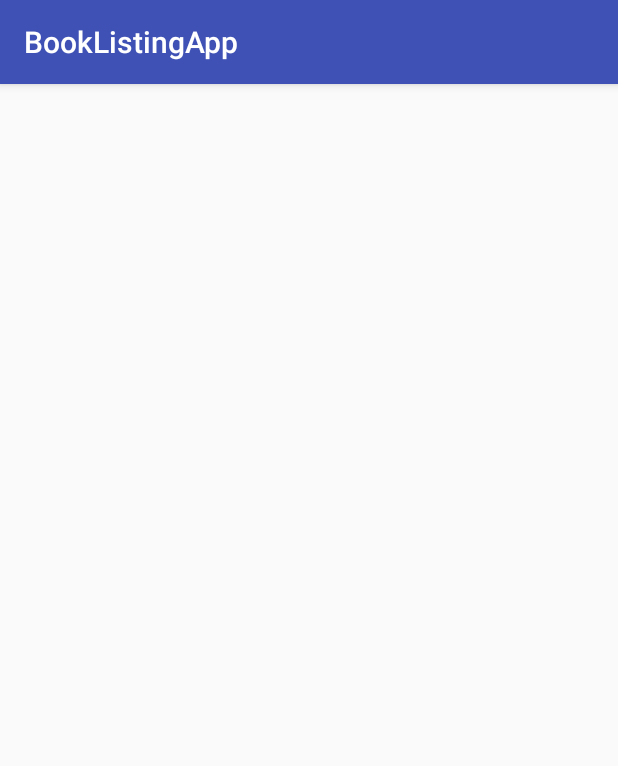
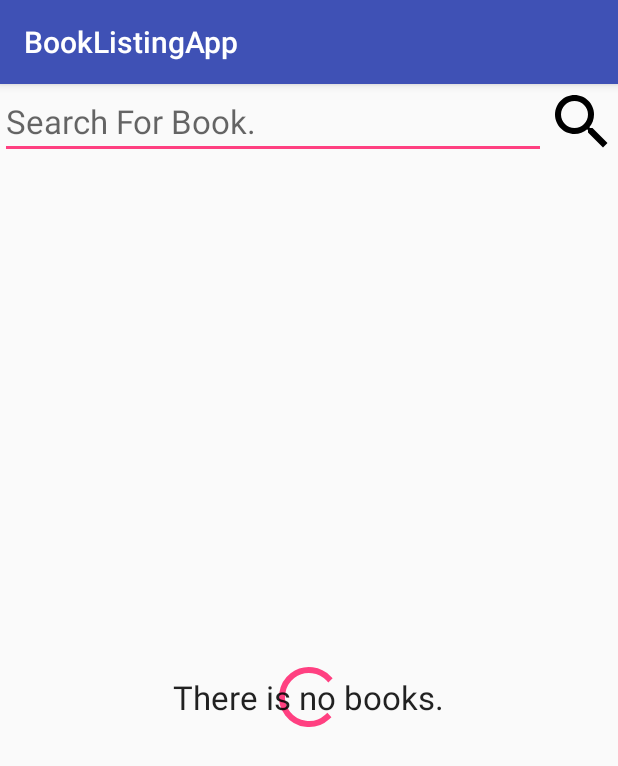
Before and after one commit to Ahmed-Elbasha/Book-Listing-App, an Android app: the screen it shows after launch (MainActivity), on a phone screen of 412 x 824 dp. Shown: the top 766 px of the screen. Run offline under Robolectric (Android 15) with nearby library versions, the phone set to English and light mode, and no system bars.

Commit message:
Find the design of main activity layout.

```diff
--- a/BookListingApp/app/src/main/res/layout/activity_main.xml
+++ b/BookListingApp/app/src/main/res/layout/activity_main.xml
@@ -1,8 +1,57 @@
 <?xml version="1.0" encoding="utf-8"?>
-<RelativeLayout xmlns:android="http://schemas.android.com/apk/res/android"
+<LinearLayout xmlns:android="http://schemas.android.com/apk/res/android"
     xmlns:app="http://schemas.android.com/apk/res-auto"
     xmlns:tools="http://schemas.android.com/tools"
     android:layout_width="match_parent"
     android:layout_height="match_parent"
+    android:orientation="vertical"
     tools:context=".MainActivity">
-</RelativeLayout>
+
+    <LinearLayout
+        android:layout_width="match_parent"
+        android:layout_height="wrap_content"
+        android:orientation="horizontal">
+
+        <EditText
+            android:id="@+id/keyword_user_input"
+            android:layout_width="0dp"
+            android:layout_height="wrap_content"
+            android:layout_weight="2"
+            android:hint="Search For Book."
+            android:textAppearance="?android:textAppearanceLarge" />
+
+        <ImageButton
+            android:id="@+id/search_button"
+            android:layout_width="wrap_content"
+            android:layout_height="match_parent"
+            android:src="@drawable/search_icon"
+            android:background="@android:color/transparent"/>
+    </LinearLayout>
+
+    <RelativeLayout
+        android:layout_width="match_parent"
+        android:layout_height="0dp"
+        android:layout_weight="2">
+
+        <ListView
+            android:id="@+id/books_list"
+            android:layout_width="match_parent"
+            android:layout_height="match_parent" />
+
+        <ProgressBar
+            android:id="@+id/loading_indicator"
+            style="@style/Widget.AppCompat.ProgressBar"
+            android:layout_width="wrap_content"
+            android:layout_height="wrap_content"
+            android:layout_centerInParent="true" />
+
+        <TextView
+            android:id="@+id/issue_state_text_view"
+            android:layout_width="wrap_content"
+            android:layout_height="wrap_content"
+            android:layout_centerInParent="true"
+            android:text="There is no books."
+            android:textAppearance="?android:textAppearanceLarge" />
+
+    </RelativeLayout>
+</LinearLayout>
```
Also changed, not shown: BookListingApp/app/src/main/res/drawable-hdpi/search_icon.png (added), BookListingApp/app/src/main/res/drawable-mdpi/search_icon.png (added), BookListingApp/app/src/main/res/drawable-xhdpi/search_icon.png (added), BookListingApp/app/src/main/res/drawable-xxhdpi/search_icon.png (added), BookListingApp/app/src/main/res/drawable-xxxhdpi/search_icon.png (added), BookListingApp/app/src/main/res/drawable/drawable-hdpi/search-icon.png (added), BookListingApp/app/src/main/res/drawable/drawable-mdpi/search-icon.png (added), BookListingApp/app/src/main/res/drawable/drawable-xhdpi/search-icon.png (added), BookListingApp/app/src/main/res/drawable/drawable-xxhdpi/search-icon.png (added), BookListingApp/app/src/main/res/drawable/drawable-xxxhdpi/search-icon.png (added).
